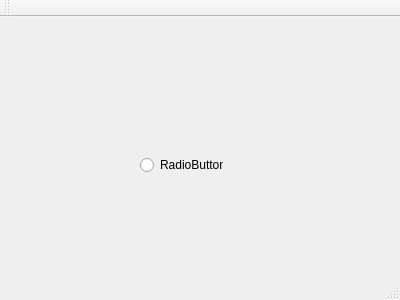
The window that mainwindow.ui (s94285/SPICE) describes before a commit, drawn with Qt 5.
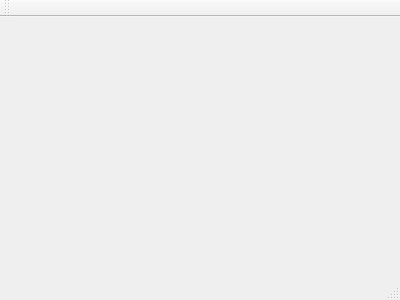
The same window after the commit.

Commit message: Add mainToolbar Buttons

Diff of the .ui file:
```diff
--- a/mainwindow.ui
+++ b/mainwindow.ui
@@ -13,21 +13,7 @@
   <property name="windowTitle">
    <string>MainWindow</string>
   </property>
-  <widget class="QWidget" name="centralWidget">
-   <widget class="QRadioButton" name="radioButton">
-    <property name="geometry">
-     <rect>
-      <x>140</x>
-      <y>140</y>
-      <width>83</width>
-      <height>16</height>
-     </rect>
-    </property>
-    <property name="text">
-     <string>RadioButton</string>
-    </property>
-   </widget>
-  </widget>
+  <widget class="QWidget" name="centralWidget"/>
   <widget class="QMenuBar" name="menuBar">
    <property name="geometry">
     <rect>
```
The commit also changes 10 other files.
